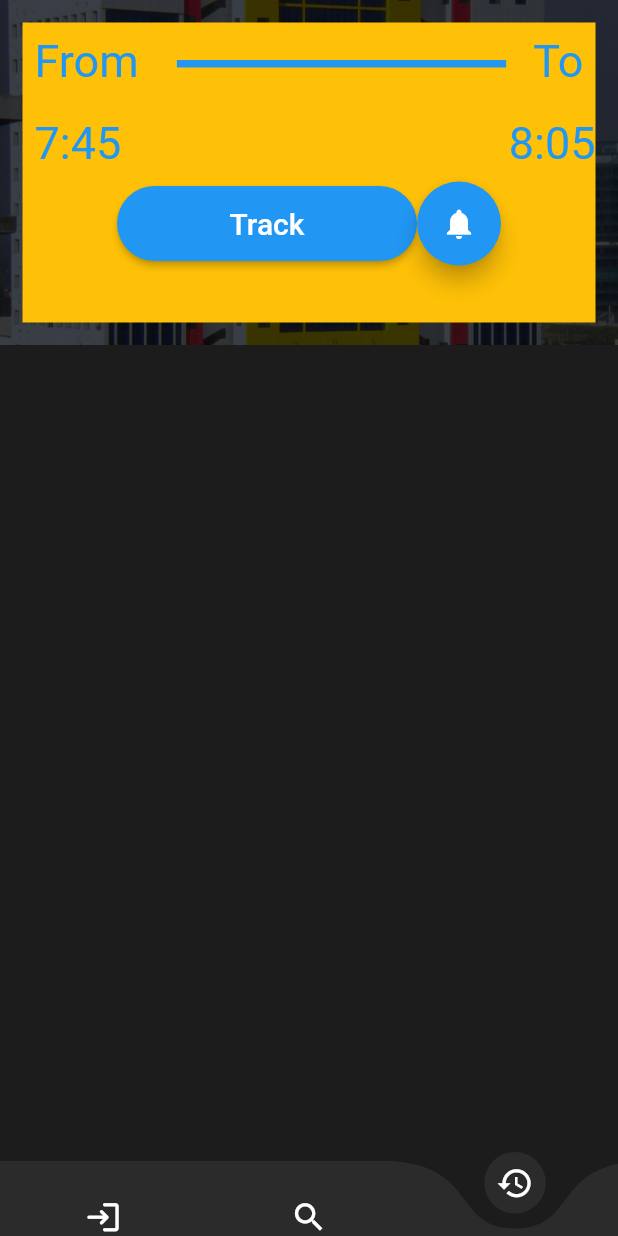
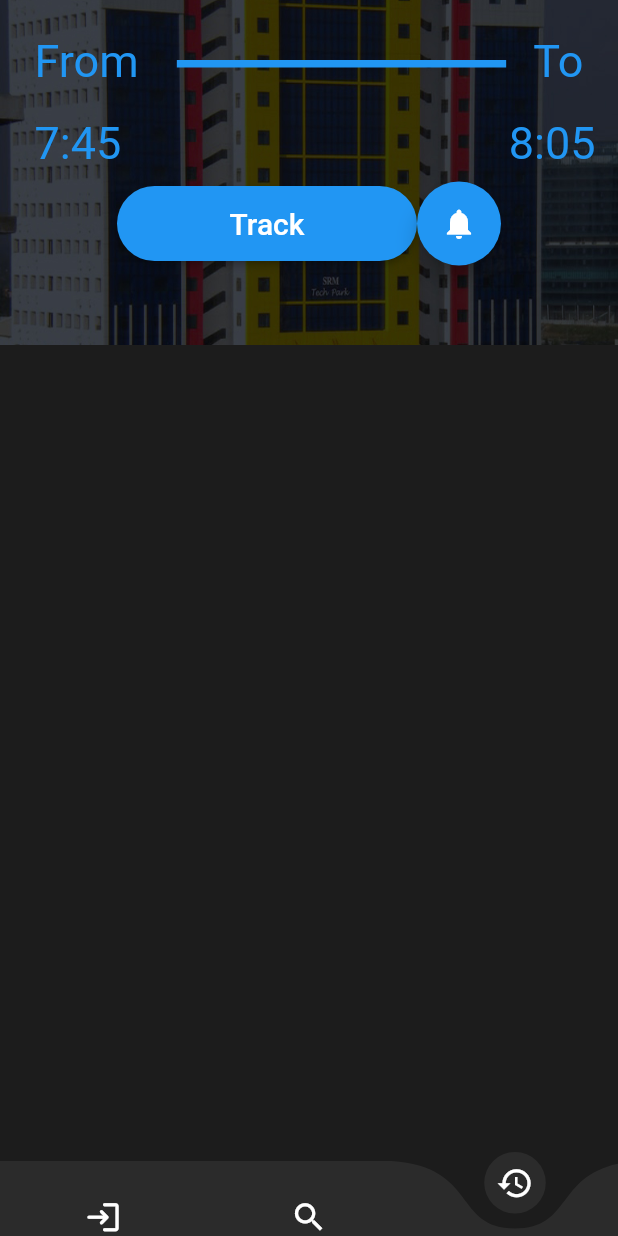
Before and after one commit to heyprincesingh/Shuttle, a Flutter app: the screen it shows after launch, item 3 of the bottom bar chosen, on a phone screen of 412 x 824 dp. Run offline on Flutter 3.47's test engine with Material 2 defaults, Android fonts, the phone set to English and light mode, and no system bars; drawn by our look-alikes of curved_navigation_bar.

Commit message:
Bus Detail

```diff
--- a/lib/Search_bus_list.dart
+++ b/lib/Search_bus_list.dart
@@ -12,7 +12,7 @@ class search_bus_list extends StatelessWidget {
       child: Container(
         height: 200,
         width: MediaQuery.of(context).size.width,
-        color: Colors.amber,
+        //color: Colors.amber,
 
         child: Column(
           children: [
```
